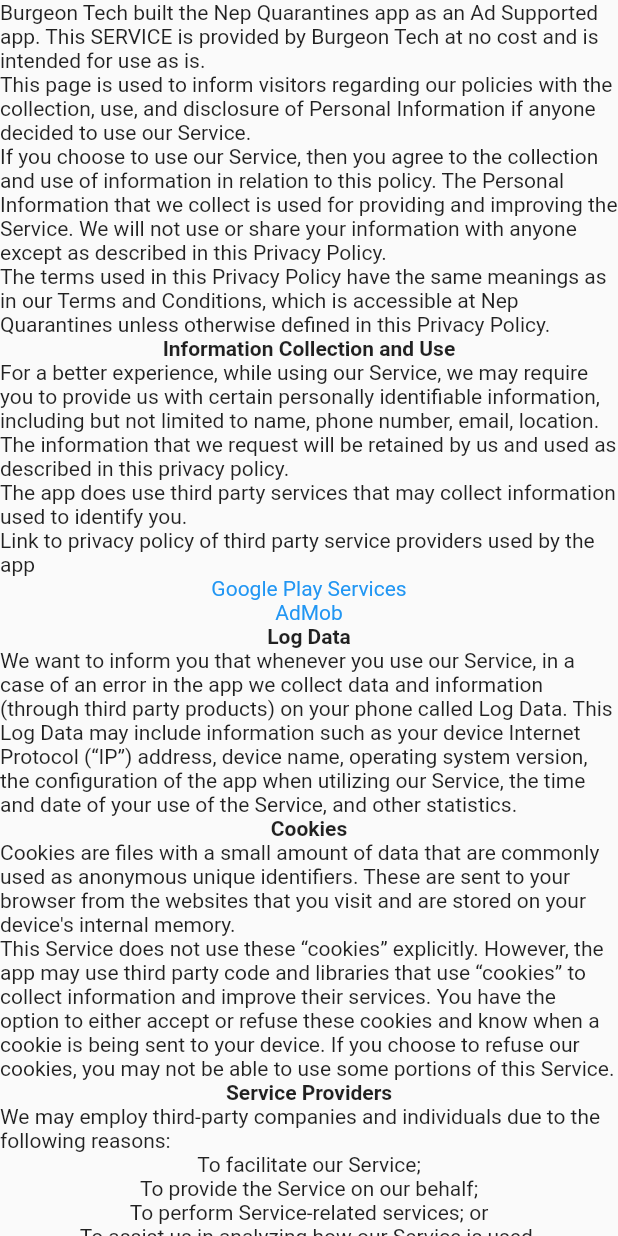
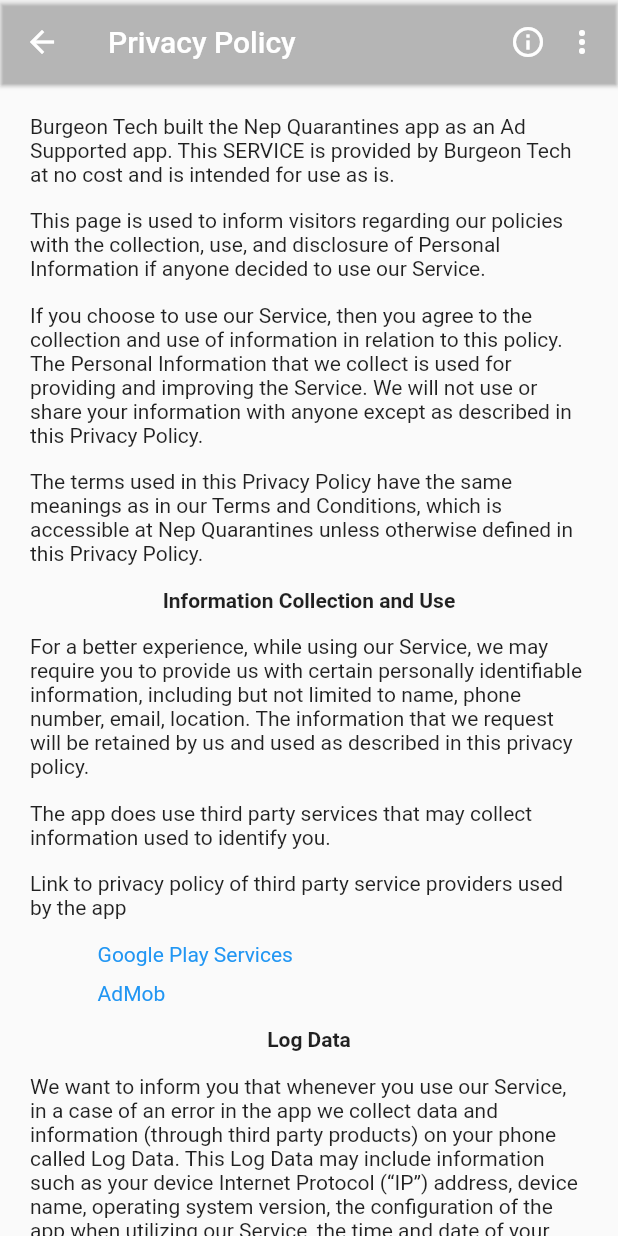
Before and after one commit to Sushil-jaishi/Corona_App, a Flutter app: the PrivacyPolicy screen opened directly, on a phone screen of 412 x 824 dp. Run offline on Flutter 3.47's test engine with Material 2 defaults, Android fonts, the phone set to English and light mode, and no system bars.

Commit message:
Privacy Policy page added and appbar design changed

```diff
--- a/lib/homePage.dart
+++ b/lib/homePage.dart
@@ -1,12 +1,13 @@
 import 'package:corona/myAppBar.dart';
 import 'package:flutter/material.dart';
 
-class HomePage extends StatelessWidget{
+class HomePage extends StatelessWidget {
   @override
   Widget build(BuildContext context) {
     return Scaffold(
-      body: MyAppBar(),
+
+      appBar: MyAppBar(title: 'Hello User..'),
+      body: Text('home'),
     );
   }
-
 }
--- a/lib/main.dart
+++ b/lib/main.dart
@@ -1,20 +1,27 @@
 import 'package:corona/homePage.dart';
 import 'package:flutter/material.dart';
+
+import 'myAppBar.dart';
 
 void main(){
   runApp(MyApp());
 }
 
-class MyApp extends StatelessWidget{
+class MyApp extends StatefulWidget{
+  @override
+  State<MyApp> createState() => _MyAppState();
+}
+
+class _MyAppState extends State<MyApp> {
   @override
   Widget build(BuildContext context) {
     return MaterialApp(
       theme: ThemeData(primarySwatch: Colors.green),
       title: 'Corona',
       debugShowCheckedModeBanner: false,
-      home: HomePage(),
+      home: Scaffold(
+        body: HomePage(),
+      ),
     );
-
   }
-
 }
--- a/lib/myAppBar.dart
+++ b/lib/myAppBar.dart
@@ -1,13 +1,26 @@
 import 'package:corona/privacyPolicy.dart';
 import 'package:flutter/material.dart';
 
-class MyAppBar extends StatelessWidget{
+class MyAppBar extends StatefulWidget implements PreferredSizeWidget{
+
+  final String title;
+  MyAppBar({required this.title});
+  @override
+  State<MyAppBar> createState() => MyAppBarState();
+
+  @override
+  Size get preferredSize => Size.fromHeight(kToolbarHeight);
+}
+
+class MyAppBarState extends State<MyAppBar> {
+
   @override
   Widget build(BuildContext context) {
     return Scaffold(
       appBar: AppBar(
+        elevation: 1,
         backgroundColor: Colors.transparent,
-        title:Text('Hello User..'),
+        title:Text(widget.title),
         actions: <Widget>[
           Icon(Icons.info_outline),
           PopupMenuButton<String>(
@@ -30,20 +43,6 @@
       ),
     );
   }
-  void handleClick(String value) {
-    switch (value) {
-      case 'Profile':
-        break;
-      case 'Notices':
-        break;
-      case 'LogOut':
-        break;
-      case 'Privacy Policy':
-        break;
-      case 'Terms of service':
-        break;
-    }
-  }
 
   IconData? appbarIcon(String choice) {
     if(choice=='Profile'){
@@ -58,5 +57,12 @@
       return Icons.error;
     }
   }
+  handleClick(String value){
+    if(value=='Privacy Policy') {
+      Navigator.push(context, MaterialPageRoute(builder: (context) {
+        return PrivacyPolicy();
+      },));
+    }
+  }
 
 }
--- a/lib/privacyPolicy.dart
+++ b/lib/privacyPolicy.dart
@@ -1,49 +1,204 @@
 import 'package:flutter/material.dart';
 
-class PrivacyPolicy extends StatelessWidget{
+import 'myAppBar.dart';
+
+class PrivacyPolicy extends StatelessWidget {
   @override
   Widget build(BuildContext context) {
     return Scaffold(
-      body: Column(
-        children: [
-          Text('Burgeon Tech built the Nep Quarantines app as an Ad Supported app. This SERVICE is provided by Burgeon Tech at no cost and is intended for use as is.'),
-          Text('This page is used to inform visitors regarding our policies with the collection, use, and disclosure of Personal Information if anyone decided to use our Service.'),
-          Text('If you choose to use our Service, then you agree to the collection and use of information in relation to this policy. The Personal Information that we collect is used for providing and improving the Service. We will not use or share your information with anyone except as described in this Privacy Policy.'),
-          Text('The terms used in this Privacy Policy have the same meanings as in our Terms and Conditions, which is accessible at Nep Quarantines unless otherwise defined in this Privacy Policy.'),
-          Text('Information Collection and Use',style: TextStyle(fontWeight: FontWeight.bold),),
-          Text('For a better experience, while using our Service, we may require you to provide us with certain personally identifiable information, including but not limited to name, phone number, email, location. The information that we request will be retained by us and used as described in this privacy policy.'),
-          Text('The app does use third party services that may collect information used to identify you.'),
-          Text('Link to privacy policy of third party service providers used by the app'),
-          Center(child: Text('Google Play Services',style: TextStyle(color: Colors.blue),)),
-          Center(child: Text('AdMob',style: TextStyle(color: Colors.blue),),),
-          Text('Log Data',style: TextStyle(fontWeight: FontWeight.bold),),
-          Text('We want to inform you that whenever you use our Service, in a case of an error in the app we collect data and information (through third party products) on your phone called Log Data. This Log Data may include information such as your device Internet Protocol (“IP”) address, device name, operating system version, the configuration of the app when utilizing our Service, the time and date of your use of the Service, and other statistics.'),
-
-          Text('Cookies',style: TextStyle(fontWeight: FontWeight.bold),),
-          Text("Cookies are files with a small amount of data that are commonly used as anonymous unique identifiers. These are sent to your browser from the websites that you visit and are stored on your device's internal memory."),
-          Text('This Service does not use these “cookies” explicitly. However, the app may use third party code and libraries that use “cookies” to collect information and improve their services. You have the option to either accept or refuse these cookies and know when a cookie is being sent to your device. If you choose to refuse our cookies, you may not be able to use some portions of this Service.'),
-          Text('Service Providers',style: TextStyle(fontWeight: FontWeight.bold),),
-          Text('We may employ third-party companies and individuals due to the following reasons:'),
-          Text('To facilitate our Service;'),
-          Text('To provide the Service on our behalf;'),
-          Text('To perform Service-related services; or'),
-          Text('To assist us in analyzing how our Service is used.'),
-          Text('We want to inform users of this Service that these third parties have access to your Personal Information. The reason is to perform the tasks assigned to them on our behalf. However, they are obligated not to disclose or use the information for any other purpose.'),
-          Text('Security',style: TextStyle(fontWeight: FontWeight.bold),),
-          Text('We value your trust in providing us your Personal Information, thus we are striving to use commercially acceptable means of protecting it. But remember that no method of transmission over the internet, or method of electronic storage is 100% secure and reliable, and we cannot guarantee its absolute security.'),
-          Text('Links to Other Sites',style: TextStyle(fontWeight: FontWeight.bold),),
-          Text('This Service may contain links to other sites. If you click on a third-party link, you will be directed to that site. Note that these external sites are not operated by us. Therefore, we strongly advise you to review the Privacy Policy of these websites. We have no control over and assume no responsibility for the content, privacy policies, or practices of any third-party sites or services.'),
-          Text('Children’s Privacy',style: TextStyle(fontWeight: FontWeight.bold),),
-          Text('These Services do not address anyone under the age of 13. We do not knowingly collect personally identifiable information from children under 13. In the case we discover that a child under 13 has provided us with personal information, we immediately delete this from our servers. If you are a parent or guardian and you are aware that your child has provided us with personal information, please contact us so that we will be able to do necessary actions.'),
-          Text('Changes to This Privacy Policy',style: TextStyle(fontWeight: FontWeight.bold),),
-          Text('We may update our Privacy Policy from time to time. Thus, you are advised to review this page periodically for any changes. We will notify you of any changes by posting the new Privacy Policy on this page. These changes are effective immediately after they are posted on this page.'),
-          Text('Contact Us',style: TextStyle(fontWeight: FontWeight.bold),),
-          Text('If you have any questions or suggestions about our Privacy Policy, do not hesitate to contact us at contact.burgeon@gmail.com.'),
-
-
-        ],
+      appBar: MyAppBar(title: 'Privacy Policy'),
+      body: SingleChildScrollView(
+        child: Container(
+          margin: EdgeInsets.all(20),
+          child: Column(
+            children: [
+              Text(
+                  'Burgeon Tech built the Nep Quarantines app as an Ad Supported app. This SERVICE is provided by Burgeon Tech at no cost and is intended for use as is.'),
+              SizedBox(
+                height: 15,
+              ),
+              Text(
+                  'This page is used to inform visitors regarding our policies with the collection, use, and disclosure of Personal Information if anyone decided to use our Service.'),
+              SizedBox(
+                height: 15,
+              ),
+              Text(
+                  'If you choose to use our Service, then you agree to the collection and use of information in relation to this policy. The Personal Information that we collect is used for providing and improving the Service. We will not use or share your information with anyone except as described in this Privacy Policy.'),
+              SizedBox(
+                height: 15,
+              ),
+              Text(
+                  'The terms used in this Privacy Policy have the same meanings as in our Terms and Conditions, which is accessible at Nep Quarantines unless otherwise defined in this Privacy Policy.'),
+              SizedBox(
+                height: 15,
+              ),
+              Text(
+                'Information Collection and Use',
+                style: TextStyle(fontWeight: FontWeight.bold),
+              ),
+              SizedBox(
+                height: 15,
+              ),
+              Text(
+                  'For a better experience, while using our Service, we may require you to provide us with certain personally identifiable information, including but not limited to name, phone number, email, location. The information that we request will be retained by us and used as described in this privacy policy.'),
+              SizedBox(
+                height: 15,
+              ),
+              Text(
+                  'The app does use third party services that may collect information used to identify you.'),
+              SizedBox(
+                height: 15,
+              ),
+              Text(
+                  'Link to privacy policy of third party service providers used by the app'),
+              SizedBox(
+                height: 15,
+              ),
+              Container(
+                alignment: Alignment.topLeft,
+                child: Text(
+                  '             Google Play Services',
+                  style: TextStyle(color: Colors.blue),
+                ),
+              ),
+              SizedBox(
+                height: 10,
+              ),
+              Container(
+                alignment: Alignment.topLeft,
+                child: Text(
+                  '             AdMob',
+                  style: TextStyle(color: Colors.blue),
+                ),
+              ),
+              SizedBox(
+                height: 15,
+              ),
+              Text(
+                'Log Data',
+                style: TextStyle(fontWeight: FontWeight.bold),
+              ),
+              SizedBox(
+                height: 15,
+              ),
+              Text(
+                  'We want to inform you that whenever you use our Service, in a case of an error in the app we collect data and information (through third party products) on your phone called Log Data. This Log Data may include information such as your device Internet Protocol (“IP”) address, device name, operating system version, the configuration of the app when utilizing our Service, the time and date of your use of the Service, and other statistics.'),
+              SizedBox(
+                height: 15,
+              ),
+              Text(
+                'Cookies',
+                style: TextStyle(fontWeight: FontWeight.bold),
+              ),
+              SizedBox(
+                height: 15,
+              ),
+              Text(
+                  "Cookies are files with a small amount of data that are commonly used as anonymous unique identifiers. These are sent to your browser from the websites that you visit and are stored on your device's internal memory."),
+              SizedBox(
+                height: 15,
+              ),
+              Text(
+                  'This Service does not use these “cookies” explicitly. However, the app may use third party code and libraries that use “cookies” to collect information and improve their services. You have the option to either accept or refuse these cookies and know when a cookie is being sent to your device. If you choose to refuse our cookies, you may not be able to use some portions of this Service.'),
+              SizedBox(
+                height: 15,
+              ),
+              Text(
+                'Service Providers',
+                style: TextStyle(fontWeight: FontWeight.bold),
+              ),
+              SizedBox(
+                height: 15,
+              ),
+              Text(
+                  'We may employ third-party companies and individuals due to the following reasons:'),
+              SizedBox(
+                height: 15,
+              ),
+              Container(
+                  alignment: Alignment.topLeft,
+                  child: Text(
+                    '    To facilitate our Service;',
+                  )),
+              Container(
+                  alignment: Alignment.topLeft,
+                  child: Text('    To provide the Service on our behalf;')),
+              Container(
+                  alignment: Alignment.topLeft,
+                  child: Text('    To perform Service-related services; or')),
+              Container(
+                  alignment: Alignment.topLeft,
+                  child: Text(
+                      '    To assist us in analyzing how our Service is used.')),
+              SizedBox(
+                height: 15,
+              ),
+              Text(
+                  'We want to inform users of this Service that these third parties have access to your Personal Information. The reason is to perform the tasks assigned to them on our behalf. However, they are obligated not to disclose or use the information for any other purpose.'),
+              SizedBox(
+                height: 15,
+              ),
+              Text(
+                'Security',
+                style: TextStyle(fontWeight: FontWeight.bold),
+              ),
+              SizedBox(
+                height: 15,
+              ),
+              Text(
+                  'We value your trust in providing us your Personal Information, thus we are striving to use commercially acceptable means of protecting it. But remember that no method of transmission over the internet, or method of electronic storage is 100% secure and reliable, and we cannot guarantee its absolute security.'),
+              SizedBox(
+                height: 15,
+              ),
+              Text(
+                'Links to Other Sites',
+                style: TextStyle(fontWeight: FontWeight.bold),
+              ),
+              SizedBox(
+                height: 15,
+              ),
+              Text(
+                  'This Service may contain links to other sites. If you click on a third-party link, you will be directed to that site. Note that these external sites are not operated by us. Therefore, we strongly advise you to review the Privacy Policy of these websites. We have no control over and assume no responsibility for the content, privacy policies, or practices of any third-party sites or services.'),
+              SizedBox(
+                height: 15,
+              ),
+              Text(
+                'Children’s Privacy',
+                style: TextStyle(fontWeight: FontWeight.bold),
+              ),
+              SizedBox(
+                height: 15,
+              ),
+              Text(
+                  'These Services do not address anyone under the age of 13. We do not knowingly collect personally identifiable information from children under 13. In the case we discover that a child under 13 has provided us with personal information, we immediately delete this from our servers. If you are a parent or guardian and you are aware that your child has provided us with personal information, please contact us so that we will be able to do necessary actions.'),
+              SizedBox(
+                height: 15,
+              ),
+              Text(
+                'Changes to This Privacy Policy',
+                style: TextStyle(fontWeight: FontWeight.bold),
+              ),
+              SizedBox(
+                height: 15,
+              ),
+              Text(
+                  'We may update our Privacy Policy from time to time. Thus, you are advised to review this page periodically for any changes. We will notify you of any changes by posting the new Privacy Policy on this page. These changes are effective immediately after they are posted on this page.'),
+              SizedBox(
+                height: 15,
+              ),
+              Text(
+                'Contact Us',
+                style: TextStyle(fontWeight: FontWeight.bold),
+              ),
+              SizedBox(
+                height: 15,
+              ),
+              Text(
+                  'If you have any questions or suggestions about our Privacy Policy, do not hesitate to contact us at contact.burgeon@gmail.com.'),
+            ],
+          ),
+        ),
       ),
     );
   }
-
 }
```
Also changed, not shown: lib/Profile.dart (added).
